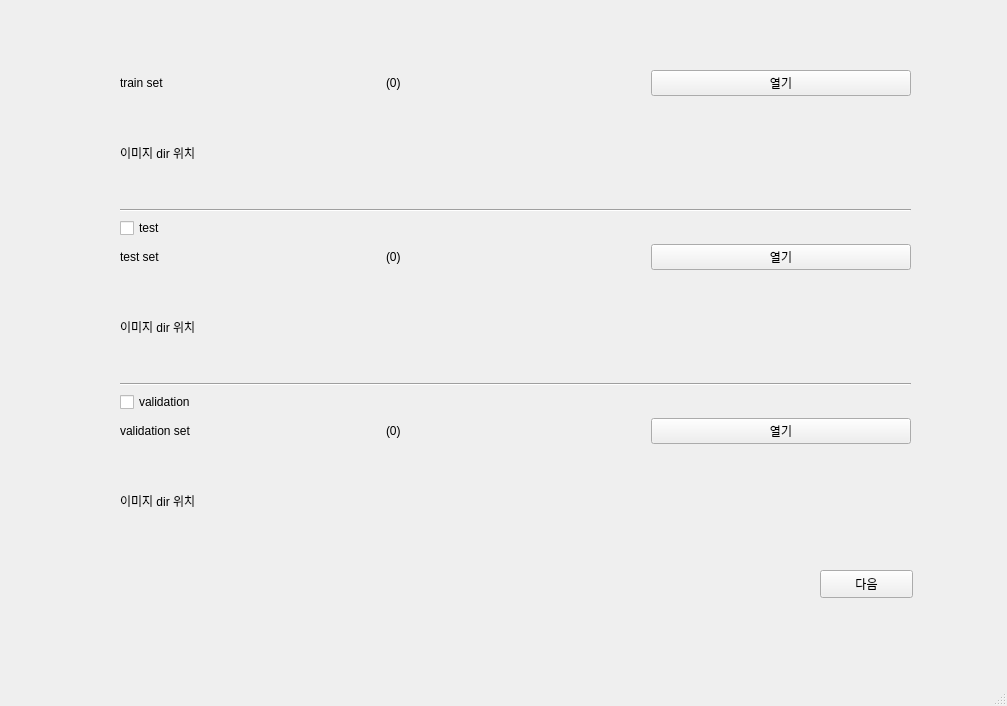
The window that GUI/training_init.ui (sdc-defect/QC-Process) describes before a commit, drawn with Qt 5.
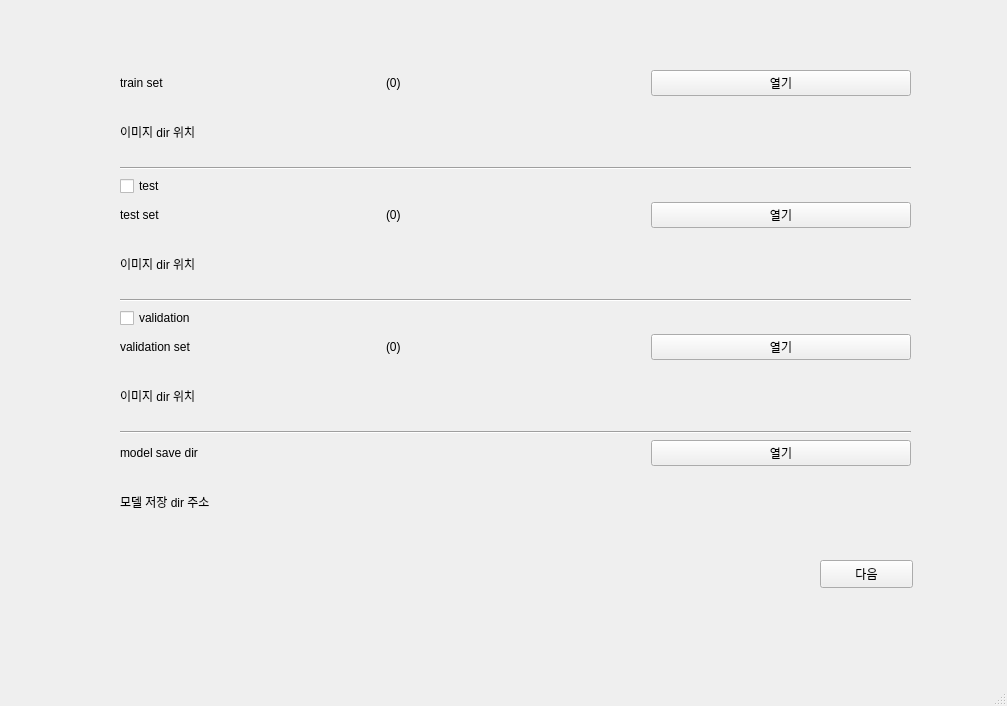
The same window after the commit.

The edit to the form file:
```diff
--- a/GUI/training_init.ui
+++ b/GUI/training_init.ui
@@ -18,7 +18,7 @@
     <property name="geometry">
      <rect>
       <x>820</x>
-      <y>570</y>
+      <y>560</y>
       <width>93</width>
       <height>28</height>
      </rect>
@@ -33,7 +33,7 @@
       <x>120</x>
       <y>70</y>
       <width>791</width>
-      <height>481</height>
+      <height>461</height>
      </rect>
     </property>
     <layout class="QVBoxLayout" name="verticalLayout">
@@ -164,6 +164,45 @@
        </property>
       </widget>
      </item>
+     <item>
+      <widget class="Line" name="line_3">
+       <property name="orientation">
+        <enum>Qt::Horizontal</enum>
+       </property>
+      </widget>
+     </item>
+     <item>
+      <layout class="QHBoxLayout" name="horizontalLayout_4">
+       <item>
+        <widget class="QLabel" name="labelModelSave">
+         <property name="text">
+          <string>model save dir</string>
+         </property>
+        </widget>
+       </item>
+       <item>
+        <widget class="QLabel" name="labelValidationCount_2">
+         <property name="text">
+          <string/>
+         </property>
+        </widget>
+       </item>
+       <item>
+        <widget class="QPushButton" name="pushButtonModelSaveDir">
+         <property name="text">
+          <string>열기</string>
+         </property>
+        </widget>
+       </item>
+      </layout>
+     </item>
+     <item>
+      <widget class="QLabel" name="labelModelSaveDir">
+       <property name="text">
+        <string>모델 저장 dir 주소</string>
+       </property>
+      </widget>
+     </item>
     </layout>
    </widget>
   </widget>
```
